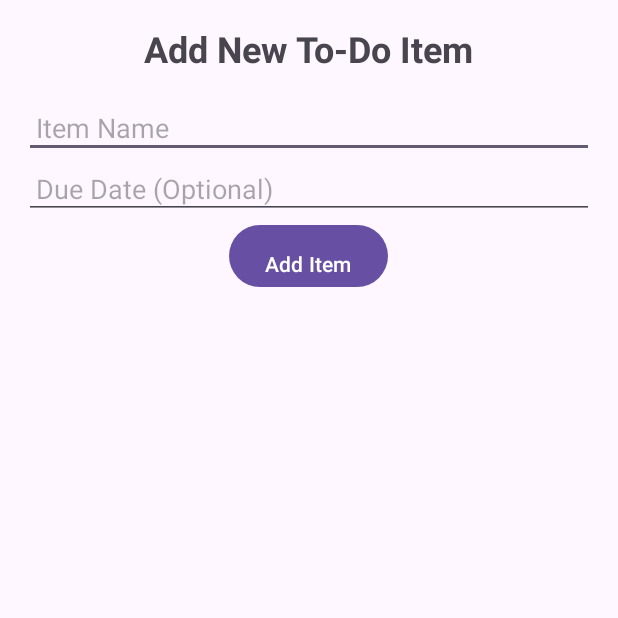
After one commit to BedapudiSathwika/TO-DO-APP, an Android app: the AddTodoItemActivity screen opened directly, with no data from a screen before it, on a phone screen of 412 x 824 dp, the top half of it. The commit adds this screen. Run offline under Robolectric (Android 15) with nearby library versions, the phone set to English and light mode, and no system bars.

Commit message:
Second commit

```diff
--- a/app/src/main/AndroidManifest.xml
+++ b/app/src/main/AndroidManifest.xml
@@ -13,6 +13,9 @@
         android:theme="@style/Theme.ToDoList_working"
         tools:targetApi="31">
         <activity
+            android:name=".AddTodoItemActivity"
+            android:exported="false" />
+        <activity
             android:name=".MainActivity"
             android:exported="true">
             <intent-filter>
--- /dev/null
+++ b/app/src/main/java/www/app/todolist_working/AddTodoItemActivity.kt
@@ -0,0 +1,31 @@
+package www.app.todolist_working
+
+import android.os.Bundle
+import android.widget.Button
+import android.widget.EditText
+import androidx.appcompat.app.AppCompatActivity
+import www.app.todolist_working.sqlite_helper.TodoDatabaseHelper
+
+class AddTodoItemActivity : AppCompatActivity() {
+
+    private lateinit var dbHelper: TodoDatabaseHelper
+
+    override fun onCreate(savedInstanceState: Bundle?) {
+        super.onCreate(savedInstanceState)
+        setContentView(R.layout.activity_add_todo_item)
+
+        dbHelper = TodoDatabaseHelper(this)
+
+        val btnAddItem = findViewById<Button>(R.id.btnAddItem)
+        btnAddItem.setOnClickListener {
+            val itemName = findViewById<EditText>(R.id.etItemName).text.toString()
+            val dueDate = findViewById<EditText>(R.id.etDueDate).text.toString()
+            val listId = intent.getIntExtra("LIST_ID", -1)
+
+            if (itemName.isNotEmpty()) {
+                // Code to insert item into SQLite database
+            }
+        }
+
+    }
+}
--- a/app/src/main/java/www/app/todolist_working/MainActivity.kt
+++ b/app/src/main/java/www/app/todolist_working/MainActivity.kt
@@ -1,11 +1,11 @@
 package www.app.todolist_working
 
+import android.content.Intent
 import android.os.Bundle
+import android.widget.Button
 import androidx.activity.enableEdgeToEdge
 import androidx.appcompat.app.AppCompatActivity
-import androidx.core.view.ViewCompat
-import androidx.core.view.WindowInsetsCompat
-import www.app.to_dolistappassignment.sqlite_helper.TodoDatabaseHelper
+import www.app.todolist_working.sqlite_helper.TodoDatabaseHelper
 
 class MainActivity : AppCompatActivity() {
 
@@ -16,10 +16,21 @@ class MainActivity : AppCompatActivity() {
         enableEdgeToEdge()
         setContentView(R.layout.activity_main)
 
-        ViewCompat.setOnApplyWindowInsetsListener(findViewById(R.id.main)) { v, insets ->
-            val systemBars = insets.getInsets(WindowInsetsCompat.Type.systemBars())
-            v.setPadding(systemBars.left, systemBars.top, systemBars.right, systemBars.bottom)
-            insets
+
+        dbHelper = TodoDatabaseHelper(this)
+
+        val btnAddList = findViewById<Button>(R.id.btnAddList)
+        btnAddList.setOnClickListener {
+            // Trigger activity to add new ToDo list
+            val intent = Intent(this, AddTodoItemActivity::class.java)
+            startActivity(intent)
         }
+
+        // Load lists from database
+        loadTodoLists()
+    }
+
+    private fun loadTodoLists() {
+        // Code to fetch lists from SQLite database and display
     }
 }
--- /dev/null
+++ b/app/src/main/res/layout/activity_add_todo_item.xml
@@ -0,0 +1,54 @@
+<?xml version="1.0" encoding="utf-8"?>
+<androidx.constraintlayout.widget.ConstraintLayout xmlns:android="http://schemas.android.com/apk/res/android"
+    xmlns:app="http://schemas.android.com/apk/res-auto"
+    xmlns:tools="http://schemas.android.com/tools"
+    android:id="@+id/main"
+    android:layout_width="match_parent"
+    android:layout_height="match_parent"
+    tools:context=".AddTodoItemActivity">
+
+    <LinearLayout
+        android:layout_width="match_parent"
+        android:layout_height="match_parent"
+        android:orientation="vertical"
+        android:padding="16dp">
+
+        <TextView
+            android:layout_width="wrap_content"
+            android:layout_height="wrap_content"
+            android:text="Add New To-Do Item"
+            android:textSize="24sp"
+            android:textStyle="bold"
+            android:layout_gravity="center_horizontal"
+            android:paddingBottom="16dp" />
+
+        <EditText
+            android:id="@+id/etItemName"
+            android:layout_width="match_parent"
+            android:layout_height="wrap_content"
+            android:hint="Item Name"
+            android:inputType="text"
+            android:padding="8dp" />
+
+        <EditText
+            android:id="@+id/etDueDate"
+            android:layout_width="match_parent"
+            android:layout_height="wrap_content"
+            android:hint="Due Date (Optional)"
+            android:inputType="date"
+            android:padding="8dp"
+            android:focusable="false"
+            android:clickable="true" />
+
+        <Button
+            android:id="@+id/btnAddItem"
+            android:layout_width="wrap_content"
+            android:layout_height="wrap_content"
+            android:text="Add Item"
+            android:layout_gravity="center_horizontal"
+            android:paddingTop="16dp" />
+
+    </LinearLayout>
+
+
+</androidx.constraintlayout.widget.ConstraintLayout>
```
